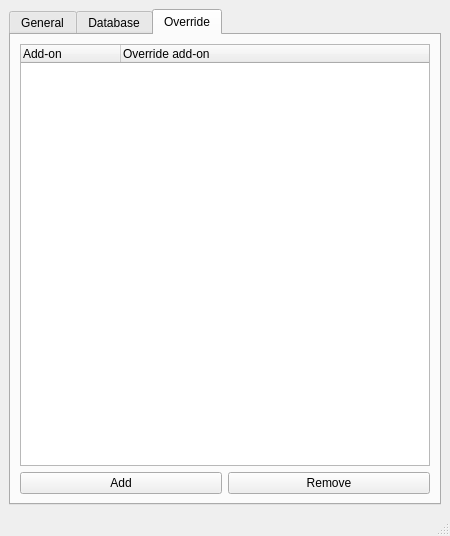
This is src/settingswindow.ui in abdullah-radwan/OAD as Qt 5 draws it before an edit. The edited form follows.
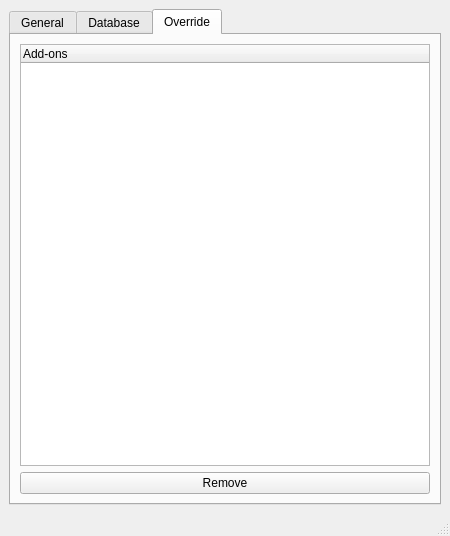
This is the edited form. The open tabs and pages were chosen to show the change.

Patch:
```diff
--- a/src/settingswindow.ui
+++ b/src/settingswindow.ui
@@ -263,29 +263,17 @@
         <item>
          <widget class="QTreeWidget" name="overTree">
           <property name="columnCount">
-           <number>2</number>
+           <number>1</number>
           </property>
           <column>
            <property name="text">
-            <string>Add-on</string>
-           </property>
-          </column>
-          <column>
-           <property name="text">
-            <string>Override add-on</string>
+            <string>Add-ons</string>
            </property>
           </column>
          </widget>
         </item>
         <item>
          <layout class="QHBoxLayout" name="overButtonLayout">
-          <item>
-           <widget class="QPushButton" name="addOverButton">
-            <property name="text">
-             <string>Add</string>
-            </property>
-           </widget>
-          </item>
           <item>
            <widget class="QPushButton" name="remOverButton">
             <property name="text">
```
Left out of the diff: 8 changed lines with no effect on the pictures.
